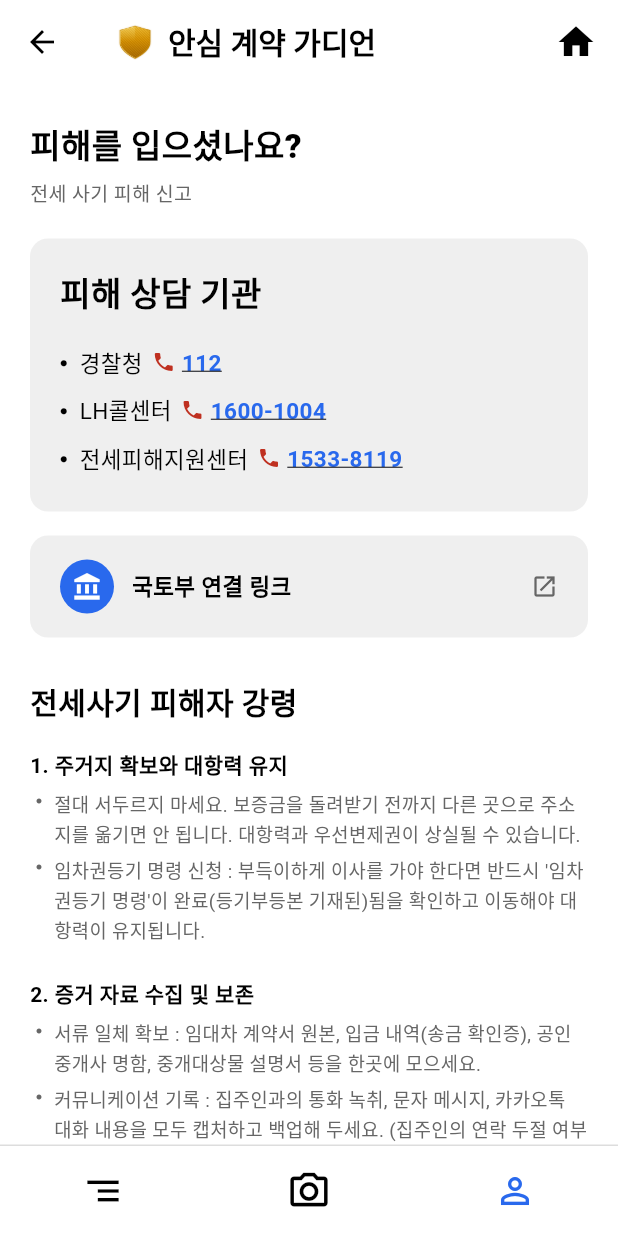
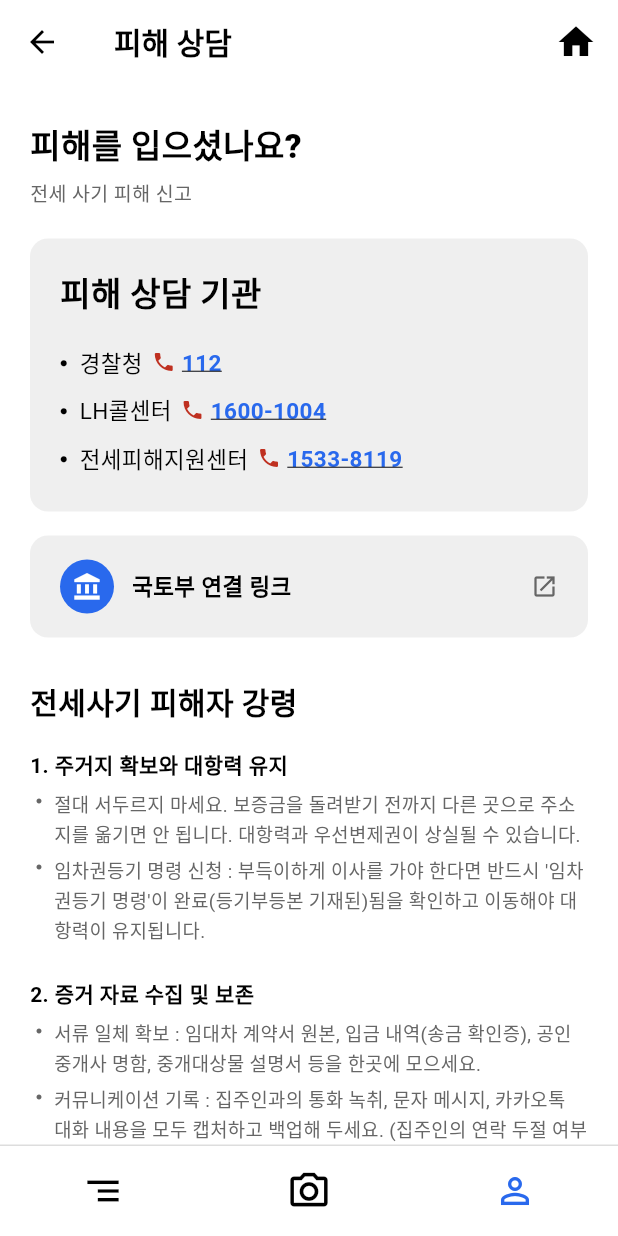
Before and after one commit to Guard-Up/Guard_Up_App, a Flutter app: the HelpSupportView screen opened by its route, on a phone screen of 412 x 824 dp. Run offline on Flutter 3.47's test engine with Material 3 defaults, Android fonts, the phone set to English and light mode, and no system bars; our stand-ins replace camera, get, image_picker, shared_preferences, sqflite; accounts and stored records are empty.

Commit message:
feat: 자립상담·피해상담 상단바 수정

```diff
--- a/lib/app/modules/helpsupport/views/help_support_view.dart
+++ b/lib/app/modules/helpsupport/views/help_support_view.dart
@@ -6,30 +6,25 @@ import 'package:get/get.dart';
 class HelpSupportView extends GetView<HelpSupportController> {
   const HelpSupportView({super.key});
 
+  // 자립상담과 동일한 박스 색
   static const _cardColor = Color(0xFFEFEFEF);
 
   @override
   Widget build(BuildContext context) {
     return Scaffold(
       backgroundColor: AppColors.white,
-      // ── 상단바 ──
+      // ── 상단바: 방패 + 앱 이름 + 홈 버튼 (자립상담과 동일) ──
       appBar: AppBar(
         backgroundColor: AppColors.white,
         elevation: 0,
         titleSpacing: AppSpacing.contentHorizontal,
-        title: Row(
-          children: [
-            Image.asset('assets/images/shield.png', width: 28, height: 28),
-            const SizedBox(width: 8),
-            const Text(
-              '안심 계약 가디언',
-              style: TextStyle(
-                color: AppColors.textBlack,
-                fontSize: 20,
-                fontWeight: FontWeight.w800,
-              ),
-            ),
-          ],
+        title: const Text(
+          '피해 상담',
+          style: TextStyle(
+            color: AppColors.textBlack,
+            fontSize: 20,
+            fontWeight: FontWeight.w800,
+          ),
         ),
         actions: [
           IconButton(
@@ -151,7 +146,7 @@ class HelpSupportView extends GetView<HelpSupportController> {
     );
   }
 
-  // ── 국토부 연결 링크─────────────
+  // ── 국토부 연결 링크 (탭하면 웹페이지 열림) ──────────────
   Widget _buildMolitLink() {
     return InkWell(
       onTap: controller.openMolitWebsite,
@@ -165,6 +160,7 @@ class HelpSupportView extends GetView<HelpSupportController> {
         ),
         child: Row(
           children: [
+            // 정부 로고 대용 아이콘 (정부 상징 이미지가 있으면 Image.asset 으로 교체)
             Container(
               width: 36,
               height: 36,
@@ -298,7 +294,7 @@ class HelpSupportView extends GetView<HelpSupportController> {
   }
 }
 
-// ── 하단 네비게이션 바──────────────────
+// ── 하단 네비게이션 바 (자립상담과 동일) ──────────────────
 class _BottomNav extends StatelessWidget {
   final HelpSupportController controller;
   const _BottomNav({required this.controller});
```
Also changed, not shown: lib/app/modules/independencesupport/views/independence_support_view.dart (+11 -16 lines).
